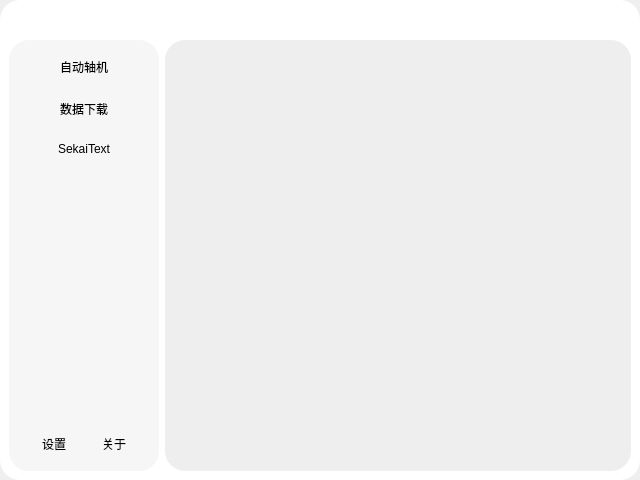
Before: the Qt Designer form src/gui/design/WindowMain.ui in Icexbb/SekaiSubtitle-Python, drawn with Qt 5.
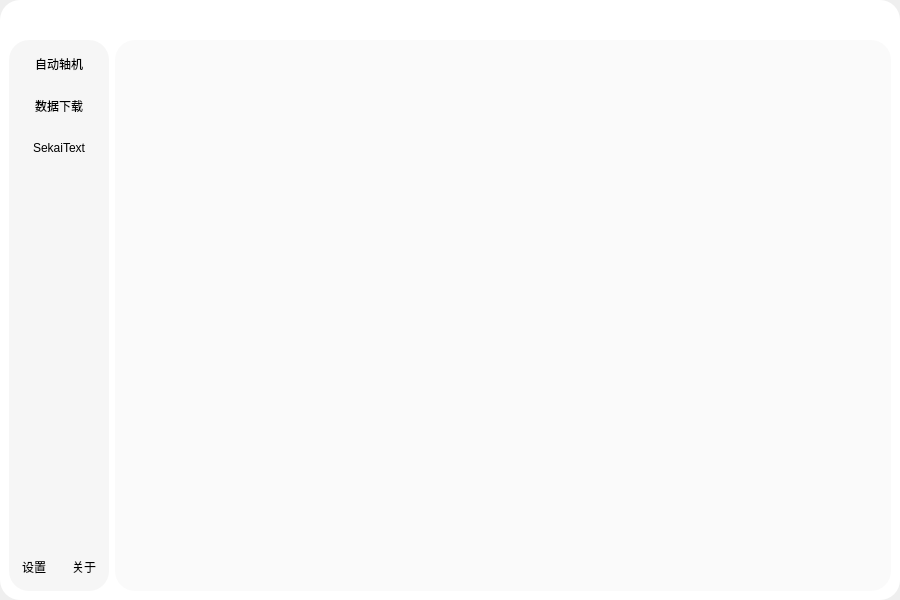
After: the same form once the commit is applied.

The edit to the form file:
```diff
--- a/src/gui/design/WindowMain.ui
+++ b/src/gui/design/WindowMain.ui
@@ -6,19 +6,18 @@
             <rect>
                 <x>0</x>
                 <y>0</y>
-                <width>640</width>
-                <height>480</height>
+    <width>900</width>
+    <height>600</height>
             </rect>
         </property>
         <property name="windowTitle">
             <string>MainWindow</string>
         </property>
         <property name="styleSheet">
-            <string notr="true">QWidget#MainFrame{background-color: rgb(255, 255, 255);border-color: rgb(204, 204,
-                204);border-size: 2px;border-radius:20px;}
-                QFrame#CenterFrame{border-radius:20px;background-color: rgb(238, 238, 238);}
-                QFrame#MenuFrame{ border-radius:20px; background-color: rgba(238, 238, 238,128);}
-                #MenuFrame QPushButton{font: 500 14pt &quot;Microsoft YaHei UI&quot;;border:none}
+   <string notr="true">QWidget#MainFrame{background-color: rgb(255, 255, 255);border-radius:20px;}
+QFrame#CenterFrame{border-radius:20px;background-color: rgb(250, 250, 250);}
+QFrame#MenuFrame{ border-radius:20px; background-color: rgba(238, 238, 238,128);}
+#MenuFrame QPushButton{font: 400 12pt &quot;Microsoft YaHei UI&quot;;border:none}
             </string>
         </property>
         <widget class="QWidget" name="centralwidget">
@@ -53,13 +52,13 @@
                                         <widget class="QFrame" name="MenuFrame">
                                             <property name="minimumSize">
                                                 <size>
-                                                    <width>150</width>
+             <width>100</width>
                                                     <height>0</height>
                                                 </size>
                                             </property>
                                             <property name="maximumSize">
                                                 <size>
-                                                    <width>150</width>
+             <width>100</width>
                                                     <height>16777215</height>
                                                 </size>
                                             </property>
@@ -67,11 +66,53 @@
                                                 <string notr="true"/>
                                             </property>
                                             <layout class="QVBoxLayout" name="verticalLayout_4">
+            <property name="spacing">
+             <number>12</number>
+            </property>
+            <property name="leftMargin">
+             <number>0</number>
+            </property>
+            <property name="rightMargin">
+             <number>0</number>
+            </property>
                                                 <item>
                                                     <widget class="QWidget" name="widget" native="true">
                                                         <layout class="QHBoxLayout" name="horizontalLayout_2">
+               <property name="spacing">
+                <number>0</number>
+               </property>
+               <property name="leftMargin">
+                <number>0</number>
+               </property>
+               <property name="topMargin">
+                <number>0</number>
+               </property>
+               <property name="rightMargin">
+                <number>0</number>
+               </property>
+               <property name="bottomMargin">
+                <number>0</number>
+               </property>
                                                             <item>
                                                                 <widget class="QPushButton" name="FuncButtonSubtitle">
+                 <property name="sizePolicy">
+                  <sizepolicy hsizetype="MinimumExpanding" vsizetype="Fixed">
+                   <horstretch>0</horstretch>
+                   <verstretch>0</verstretch>
+                  </sizepolicy>
+                 </property>
+                 <property name="minimumSize">
+                  <size>
+                   <width>0</width>
+                   <height>30</height>
+                  </size>
+                 </property>
+                 <property name="maximumSize">
+                  <size>
+                   <width>16777215</width>
+                   <height>30</height>
+                  </size>
+                 </property>
                                                                     <property name="text">
                                                                         <string>自动轴机</string>
                                                                     </property>
@@ -83,8 +124,41 @@
                                                 <item>
                                                     <widget class="QWidget" name="widget_3" native="true">
                                                         <layout class="QHBoxLayout" name="horizontalLayout_3">
+               <property name="spacing">
+                <number>0</number>
+               </property>
+               <property name="leftMargin">
+                <number>0</number>
+               </property>
+               <property name="topMargin">
+                <number>0</number>
+               </property>
+               <property name="rightMargin">
+                <number>0</number>
+               </property>
+               <property name="bottomMargin">
+                <number>0</number>
+               </property>
                                                             <item>
                                                                 <widget class="QPushButton" name="FuncButtonDownload">
+                 <property name="sizePolicy">
+                  <sizepolicy hsizetype="MinimumExpanding" vsizetype="Fixed">
+                   <horstretch>0</horstretch>
+                   <verstretch>0</verstretch>
+                  </sizepolicy>
+                 </property>
+                 <property name="minimumSize">
+                  <size>
+                   <width>0</width>
+                   <height>30</height>
+                  </size>
+                 </property>
+                 <property name="maximumSize">
+                  <size>
+                   <width>16777215</width>
+                   <height>30</height>
+                  </size>
+                 </property>
                                                                     <property name="text">
                                                                         <string>数据下载</string>
                                                                     </property>
@@ -96,8 +170,41 @@
                                                 <item>
                                                     <widget class="QWidget" name="widget_6" native="true">
                                                         <layout class="QHBoxLayout" name="horizontalLayout_7">
+               <property name="spacing">
+                <number>0</number>
+               </property>
+               <property name="leftMargin">
+                <number>0</number>
+               </property>
+               <property name="topMargin">
+                <number>0</number>
+               </property>
+               <property name="rightMargin">
+                <number>0</number>
+               </property>
+               <property name="bottomMargin">
+                <number>0</number>
+               </property>
                                                             <item>
                                                                 <widget class="QPushButton" name="FuncButtonText">
+                 <property name="sizePolicy">
+                  <sizepolicy hsizetype="MinimumExpanding" vsizetype="Fixed">
+                   <horstretch>0</horstretch>
+                   <verstretch>0</verstretch>
+                  </sizepolicy>
+                 </property>
+                 <property name="minimumSize">
+                  <size>
+                   <width>0</width>
+                   <height>30</height>
+                  </size>
+                 </property>
+                 <property name="maximumSize">
+                  <size>
+                   <width>16777215</width>
+                   <height>30</height>
+                  </size>
+                 </property>
                                                                     <property name="text">
                                                                         <string>SekaiText</string>
                                                                     </property>
@@ -123,14 +230,14 @@
                                                     <widget class="QLabel" name="FigureLabel">
                                                         <property name="minimumSize">
                                                             <size>
-                                                                <width>130</width>
-                                                                <height>130</height>
+                <width>100</width>
+                <height>100</height>
                                                             </size>
                                                         </property>
                                                         <property name="maximumSize">
                                                             <size>
-                                                                <width>130</width>
-                                                                <height>130</height>
+                <width>100</width>
+                <height>100</height>
                                                             </size>
                                                         </property>
                                                         <property name="layoutDirection">
@@ -150,8 +257,35 @@
                                                 <item>
                                                     <widget class="QWidget" name="widget_5" native="true">
                                                         <layout class="QHBoxLayout" name="horizontalLayout_6">
+               <property name="spacing">
+                <number>0</number>
+               </property>
+               <property name="leftMargin">
+                <number>0</number>
+               </property>
+               <property name="topMargin">
+                <number>0</number>
+               </property>
+               <property name="rightMargin">
+                <number>0</number>
+               </property>
+               <property name="bottomMargin">
+                <number>0</number>
+               </property>
                                                             <item>
                                                                 <widget class="QPushButton" name="FuncButtonSetting">
+                 <property name="minimumSize">
+                  <size>
+                   <width>0</width>
+                   <height>30</height>
+                  </size>
+                 </property>
+                 <property name="maximumSize">
+                  <size>
+                   <width>16777215</width>
+                   <height>30</height>
+                  </size>
+                 </property>
                                                                     <property name="text">
                                                                         <string>设置</string>
                                                                     </property>
@@ -159,6 +293,18 @@
                                                             </item>
                                                             <item>
                                                                 <widget class="QPushButton" name="FuncButtonAbout">
+                 <property name="minimumSize">
+                  <size>
+                   <width>0</width>
+                   <height>30</height>
+                  </size>
+                 </property>
+                 <property name="maximumSize">
+                  <size>
+                   <width>16777215</width>
+                   <height>30</height>
+                  </size>
+                 </property>
                                                                     <property name="text">
                                                                         <string>关于</string>
                                                                     </property>
```
Lines whose indentation alone changed are shown as unchanged.
